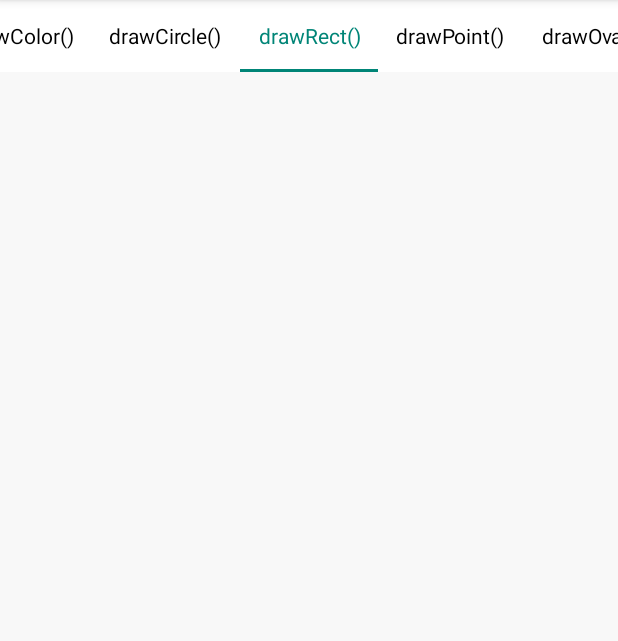
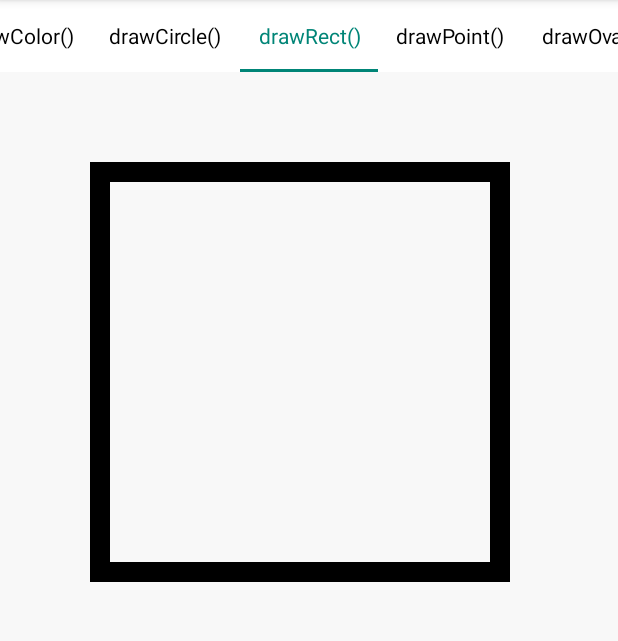
Before and after one commit to ListenerGao/CustomView, an Android app: the screen it shows after launch (MainActivity), tab 3 chosen, on a phone screen of 412 x 824 dp, the part 84-725 px from its top. Run offline under Robolectric (Android 15) with nearby library versions, the phone set to English and light mode, and no system bars.

Commit message:
add drawRect sample

```diff
--- /dev/null
+++ b/app/src/main/java/com/listenergao/customview/sampleview/SampleDrawRectView.java
@@ -0,0 +1,61 @@
+package com.listenergao.customview.sampleview;
+
+import android.content.Context;
+import android.graphics.Canvas;
+import android.graphics.Color;
+import android.graphics.Paint;
+import android.graphics.RectF;
+import android.support.annotation.Nullable;
+import android.util.AttributeSet;
+import android.util.Log;
+import android.view.View;
+
+import com.listenergao.customview.R;
+
+/**
+ * create on 2019/3/22
+ *
+ * 使用drawRect画矩形
+ * @author ListenerGao
+ */
+public class SampleDrawRectView extends View {
+
+    private Paint mPaint;
+
+    public SampleDrawRectView(Context context) {
+        this(context, null);
+    }
+
+    public SampleDrawRectView(Context context, @Nullable AttributeSet attrs) {
+        this(context, attrs, 0);
+    }
+
+    public SampleDrawRectView(Context context, @Nullable AttributeSet attrs, int defStyleAttr) {
+        super(context, attrs, defStyleAttr);
+        init();
+    }
+
+    private void init() {
+        Log.d("gys", "init......");
+        mPaint = new Paint();
+        mPaint.setStyle(Paint.Style.FILL_AND_STROKE);
+        mPaint.setColor(getResources().getColor(R.color.colorPrimary));
+    }
+
+    @Override
+    protected void onDraw(Canvas canvas) {
+        super.onDraw(canvas);
+        // 绘制实心矩形（长宽一样时就是正方形了）
+        RectF rectF = new RectF(100, 100, 500, 500);
+        canvas.drawRect(rectF, mPaint);
+
+        // 绘制空心矩形
+        mPaint.setStyle(Paint.Style.STROKE);
+        mPaint.setColor(Color.BLACK);
+        mPaint.setStrokeWidth(20);
+        RectF rectF1 = new RectF(650, 100, 1000, 300);
+        canvas.drawRect(rectF1, mPaint);
+
+
+    }
+}
--- a/app/src/main/res/layout/sample_rect.xml
+++ b/app/src/main/res/layout/sample_rect.xml
@@ -1,6 +1,5 @@
 <?xml version="1.0" encoding="utf-8"?>
-<android.support.constraint.ConstraintLayout
-    xmlns:android="http://schemas.android.com/apk/res/android" android:layout_width="match_parent"
-    android:layout_height="match_parent">
-
-</android.support.constraint.ConstraintLayout>
+<com.listenergao.customview.sampleview.SampleDrawRectView xmlns:android="http://schemas.android.com/apk/res/android"
+    android:layout_width="match_parent"
+    android:layout_height="wrap_content"
+    android:orientation="vertical" />
```
